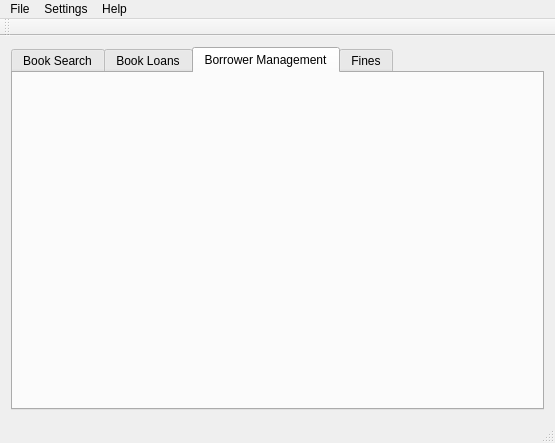
Before: the Qt Designer form library_management/mainwindow.ui in lsmgeb89/library_management, drawn with Qt 5.
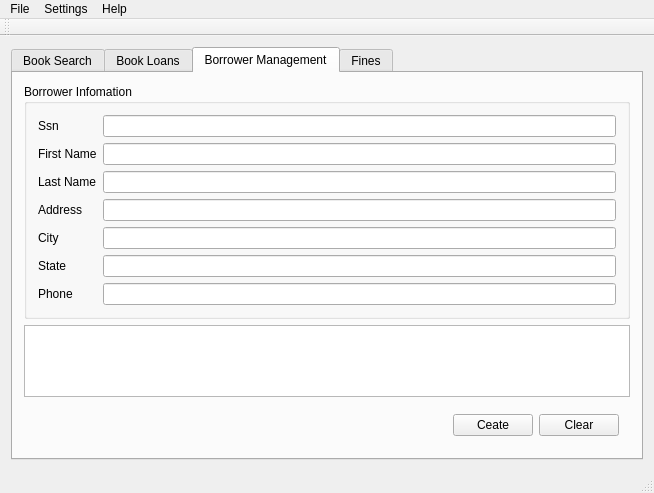
After: the same form once the commit is applied. The open tabs and pages were chosen to show the change.

The edit to the form file:
```diff
--- a/library_management/mainwindow.ui
+++ b/library_management/mainwindow.ui
@@ -6,8 +6,8 @@
    <rect>
     <x>0</x>
     <y>0</y>
-    <width>555</width>
-    <height>443</height>
+    <width>654</width>
+    <height>469</height>
    </rect>
   </property>
   <property name="windowTitle">
@@ -101,7 +101,123 @@
        <attribute name="title">
         <string>Borrower Management</string>
        </attribute>
-       <layout class="QGridLayout" name="gridLayout_3"/>
+       <layout class="QGridLayout" name="gridLayout_5">
+        <item row="0" column="0">
+         <widget class="QGroupBox" name="info_box">
+          <property name="title">
+           <string>Borrower Infomation</string>
+          </property>
+          <layout class="QGridLayout" name="gridLayout_3">
+           <item row="0" column="0">
+            <widget class="QLabel" name="ssn_label">
+             <property name="text">
+              <string>Ssn</string>
+             </property>
+            </widget>
+           </item>
+           <item row="0" column="1">
+            <widget class="QLineEdit" name="ssn_line_edit"/>
+           </item>
+           <item row="1" column="0">
+            <widget class="QLabel" name="fname_label">
+             <property name="text">
+              <string>First Name</string>
+             </property>
+            </widget>
+           </item>
+           <item row="1" column="1">
+            <widget class="QLineEdit" name="fname_line_edit"/>
+           </item>
+           <item row="2" column="0">
+            <widget class="QLabel" name="lname_label">
+             <property name="text">
+              <string>Last Name</string>
+             </property>
+            </widget>
+           </item>
+           <item row="2" column="1">
+            <widget class="QLineEdit" name="lname_line_edit"/>
+           </item>
+           <item row="3" column="0">
+            <widget class="QLabel" name="address_label">
+             <property name="text">
+              <string>Address</string>
+             </property>
+            </widget>
+           </item>
+           <item row="3" column="1">
+            <widget class="QLineEdit" name="address_line_edit"/>
+           </item>
+           <item row="4" column="0">
+            <widget class="QLabel" name="city_label">
+             <property name="text">
+              <string>City</string>
+             </property>
+            </widget>
+           </item>
+           <item row="4" column="1">
+            <widget class="QLineEdit" name="city_line_edit"/>
+           </item>
+           <item row="5" column="0">
+            <widget class="QLabel" name="state_label">
+             <property name="text">
+              <string>State</string>
+             </property>
+            </widget>
+           </item>
+           <item row="5" column="1">
+            <widget class="QLineEdit" name="state_line_edit"/>
+           </item>
+           <item row="6" column="0">
+            <widget class="QLabel" name="phone_label">
+             <property name="text">
+              <string>Phone</string>
+             </property>
+            </widget>
+           </item>
+           <item row="6" column="1">
+            <widget class="QLineEdit" name="phone_line_edit"/>
+           </item>
+          </layout>
+         </widget>
+        </item>
+        <item row="1" column="0">
+         <widget class="QTableView" name="borrower_table_view"/>
+        </item>
+        <item row="2" column="0">
+         <widget class="QWidget" name="borrower_widget" native="true">
+          <layout class="QHBoxLayout" name="horizontalLayout_2">
+           <item>
+            <spacer name="h_spacer">
+             <property name="orientation">
+              <enum>Qt::Horizontal</enum>
+             </property>
+             <property name="sizeHint" stdset="0">
+              <size>
+               <width>40</width>
+               <height>20</height>
+              </size>
+             </property>
+            </spacer>
+           </item>
+           <item>
+            <widget class="QPushButton" name="create_button">
+             <property name="text">
+              <string>Ceate</string>
+             </property>
+            </widget>
+           </item>
+           <item>
+            <widget class="QPushButton" name="clear_button">
+             <property name="text">
+              <string>Clear</string>
+             </property>
+            </widget>
+           </item>
+          </layout>
+         </widget>
+        </item>
+       </layout>
       </widget>
       <widget class="QWidget" name="fineWidget">
        <attribute name="title">
@@ -118,7 +234,7 @@
     <rect>
      <x>0</x>
      <y>0</y>
-     <width>555</width>
+     <width>654</width>
      <height>21</height>
     </rect>
    </property>
```
Left out of the diff: 3 changed lines with no effect on the pictures.
